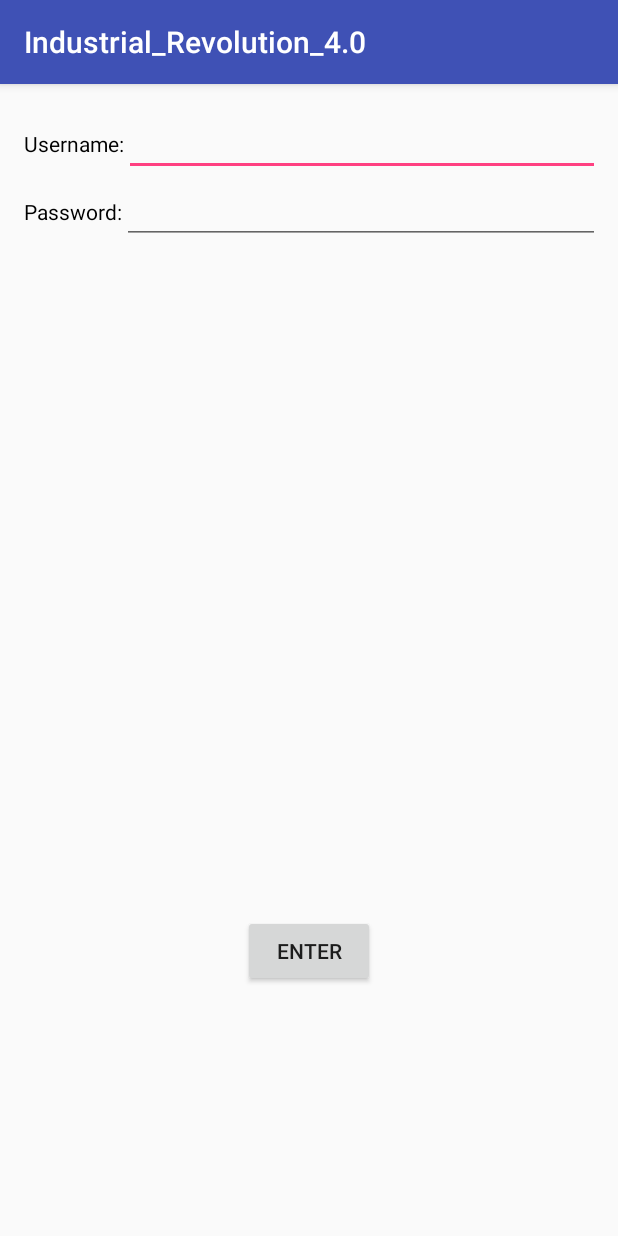
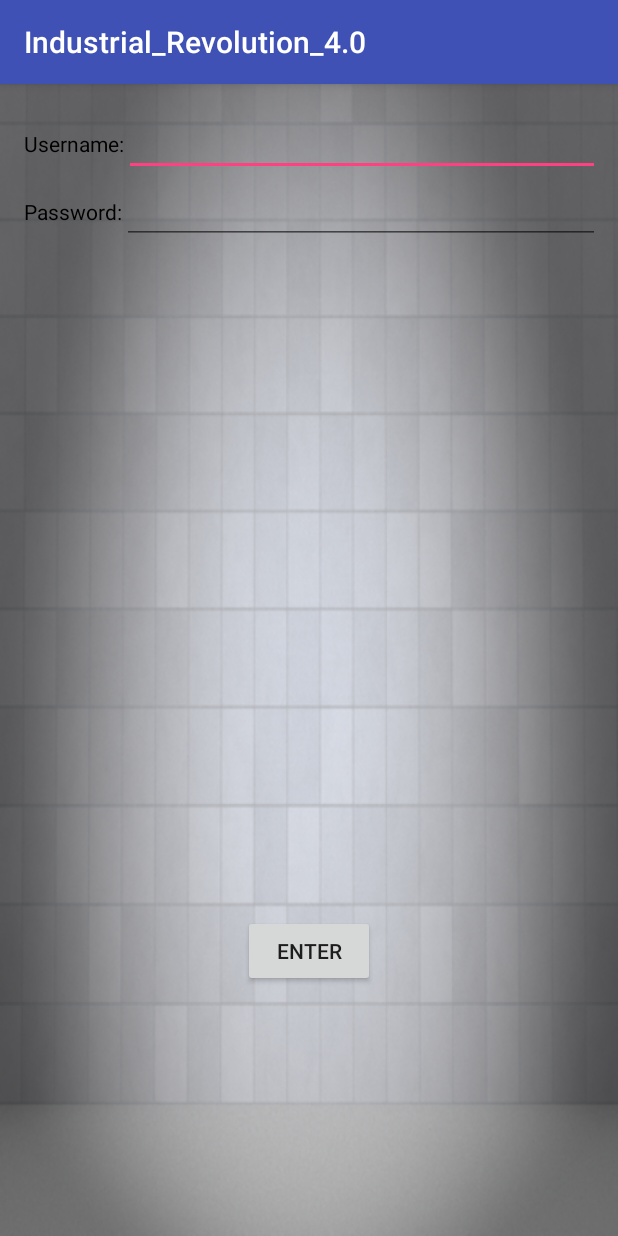
Before and after one commit to saadq12/IndusTech, an Android app: the screen it shows after launch (Login), on a phone screen of 412 x 824 dp. Run offline under Robolectric (Android 15) with nearby library versions, the phone set to English and light mode, and no system bars.

Commit message:
ratha -added
change to the background

```diff
--- a/industrial_revolution_4.0/src/main/res/layout/activity_data_base.xml
+++ b/industrial_revolution_4.0/src/main/res/layout/activity_data_base.xml
@@ -7,7 +7,8 @@
     android:paddingLeft="@dimen/activity_horizontal_margin"
     android:paddingRight="@dimen/activity_horizontal_margin"
     android:paddingTop="@dimen/activity_vertical_margin"
-    tools:context="inc.race.industrial_revolution_40.Data_base">
+    tools:context="inc.race.industrial_revolution_40.Data_base"
+    android:background="@drawable/backgroundwallpaper">
 
 
     <TextView
--- a/industrial_revolution_4.0/src/main/res/layout/activity_login.xml
+++ b/industrial_revolution_4.0/src/main/res/layout/activity_login.xml
@@ -7,7 +7,8 @@
     android:paddingLeft="@dimen/activity_horizontal_margin"
     android:paddingRight="@dimen/activity_horizontal_margin"
     android:paddingTop="@dimen/activity_vertical_margin"
-    tools:context="inc.race.industrial_revolution_40.Login">
+    tools:context="inc.race.industrial_revolution_40.Login"
+    android:background="@drawable/backgroundwallpaper">
 
     <LinearLayout
         android:layout_width="wrap_content"
--- a/industrial_revolution_4.0/src/main/res/layout/activity_machine_list.xml
+++ b/industrial_revolution_4.0/src/main/res/layout/activity_machine_list.xml
@@ -7,6 +7,7 @@
     android:paddingLeft="@dimen/activity_horizontal_margin"
     android:paddingRight="@dimen/activity_horizontal_margin"
     android:paddingTop="@dimen/activity_vertical_margin"
-    tools:context="inc.race.industrial_revolution_40.Machine_list">
+    tools:context="inc.race.industrial_revolution_40.Machine_list"
+    android:background="@drawable/backgroundwallpaper">
 
 </RelativeLayout>
--- a/industrial_revolution_4.0/src/main/res/layout/activity_main.xml
+++ b/industrial_revolution_4.0/src/main/res/layout/activity_main.xml
@@ -7,7 +7,8 @@
     android:paddingLeft="@dimen/activity_horizontal_margin"
     android:paddingRight="@dimen/activity_horizontal_margin"
     android:paddingTop="@dimen/activity_vertical_margin"
-    tools:context="inc.race.industrial_revolution_40.Main">
+    tools:context="inc.race.industrial_revolution_40.Main"
+    android:background="@drawable/backgroundwallpaper">
 
 
 
--- a/industrial_revolution_4.0/src/main/res/layout/activity_rtv.xml
+++ b/industrial_revolution_4.0/src/main/res/layout/activity_rtv.xml
@@ -7,7 +7,8 @@
     android:paddingLeft="@dimen/activity_horizontal_margin"
     android:paddingRight="@dimen/activity_horizontal_margin"
     android:paddingTop="@dimen/activity_vertical_margin"
-    tools:context="inc.race.industrial_revolution_40.RTV">
+    tools:context="inc.race.industrial_revolution_40.RTV"
+    android:background="@drawable/backgroundwallpaper">
 
 
 
--- a/industrial_revolution_4.0/src/main/res/layout/activity_scan.xml
+++ b/industrial_revolution_4.0/src/main/res/layout/activity_scan.xml
@@ -7,7 +7,8 @@
     android:paddingLeft="@dimen/activity_horizontal_margin"
     android:paddingRight="@dimen/activity_horizontal_margin"
     android:paddingTop="@dimen/activity_vertical_margin"
-    tools:context="inc.race.industrial_revolution_40.Scan">
+    tools:context="inc.race.industrial_revolution_40.Scan"
+    android:background="@drawable/backgroundwallpaper">
 
 
 
```
Also changed, not shown: industrial_revolution_4.0/src/main/res/drawable/backgroundwallpaper.png (added), 1 other file.
